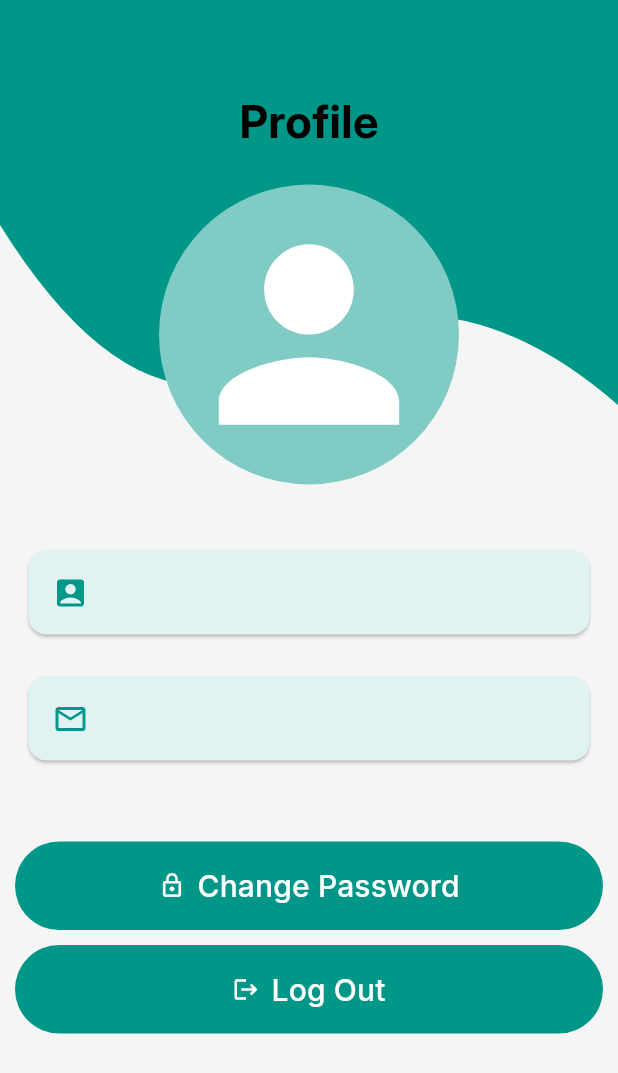
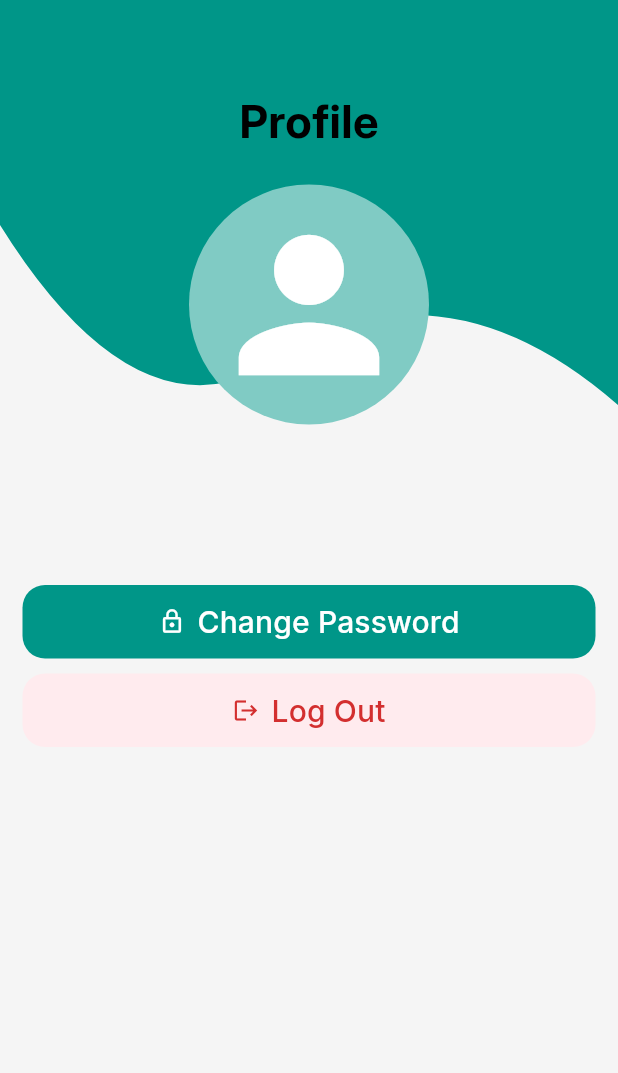
Before and after one commit to OmarAfifi-CSE/FinFlow, a Flutter app: the ProfileScreen screen opened directly, on a phone screen of 412 x 824 dp. Shown: the top 1073 px of the screen. Run offline on Flutter 3.47's test engine with Material 3 defaults, Android fonts, the phone set to English and light mode, and no system bars; our stand-ins replace shared_preferences, supabase_flutter; accounts and stored records are empty.

Commit message:
improve Profile screen ui

```diff
--- a/lib/screens/profile_screen.dart
+++ b/lib/screens/profile_screen.dart
@@ -15,8 +15,8 @@ class ProfileScreen extends StatefulWidget {
 }
 
 class _ProfileScreenState extends State<ProfileScreen> {
-  String _username = 'Loading...';
-  String _email = 'Loading...';
+  String _username = '';
+  String _email = '';
 
   @override
   void initState() {
@@ -196,22 +196,34 @@ class _ProfileScreenState extends State<ProfileScreen> {
                   Padding(
                     padding: const EdgeInsets.all(0),
                     child: CircleAvatar(
-                      radius: 100,
+                      radius: 80,
                       backgroundColor: Colors.teal[200],
                       child: const Icon(
                         Icons.person,
-                        size: 180,
+                        size: 140,
                         color: Colors.white,
                       ),
                     ),
                   ),
-                  const SizedBox(height: 30),
-                  // Displaying dynamic username
-                  MyCard(icon: const Icon(Icons.account_box), title: _username),
-                  // Displaying dynamic email
-                  MyCard(icon: const Icon(Icons.email_outlined), title: _email),
+                  const SizedBox(height: 15),
+                  Text(
+                    _username,
+                    style: TextStyle(
+                      fontSize: 20,
+                      fontWeight: FontWeight.bold,
+                      color: Colors.black,
+                    ),
+                  ),
+                  Text(
+                    _email,
+                    style: TextStyle(
+                      fontSize: 16,
+                      fontWeight: FontWeight.normal,
+                      color: Colors.black54,
+                    ),
+                  ),
                   Padding(
-                    padding: const EdgeInsets.fromLTRB(10, 40, 10, 10),
+                    padding: const EdgeInsets.fromLTRB(15, 40, 15, 10),
                     child: MyButton(
                       button_msg: "Change Password",
                       button_icon: const Icon(Icons.lock_outline),
@@ -220,23 +232,23 @@ class _ProfileScreenState extends State<ProfileScreen> {
                       },
                       bgColor: Colors.teal,
                       fgColor: Colors.white,
-                      padding: 15,
-                      borderRadius: 30,
+                      padding: MediaQuery.of(context).size.width < 500? 10:15,
+                      borderRadius: 15,
                     ),
                   ),
 
                   Padding(
-                    padding: const EdgeInsets.fromLTRB(10, 0, 10, 40),
+                    padding: const EdgeInsets.fromLTRB(15, 0, 15, 40),
                     child: MyButton(
                       button_msg: "Log Out",
                       button_icon: const Icon(Icons.logout),
                       onPressed: () async {
                         await supabase.auth.signOut();
                       },
-                      bgColor: Colors.teal,
-                      fgColor: Colors.white,
-                      padding: 15,
-                      borderRadius: 30,
+                      bgColor: Colors.red[50]!,
+                      fgColor: Colors.red[700]!,
+                      padding: MediaQuery.of(context).size.width < 500? 10:15,
+                      borderRadius: 15,
                     ),
                   ),
                 ],
```
